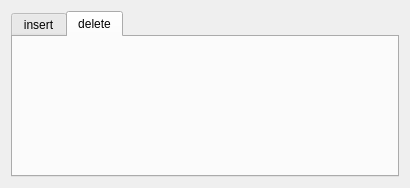
Old version of the form src/ui/insertDeleteRowsWidget.ui in the repository haskelladdict/sconcho.
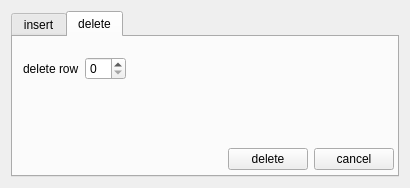
New version of the form. The open tabs and pages were chosen to show the change.

Commit message: Added ability to delete rows again.

```diff
--- a/src/ui/insertDeleteRowsWidget.ui
+++ b/src/ui/insertDeleteRowsWidget.ui
@@ -136,6 +136,89 @@
       <attribute name="title">
        <string>delete</string>
       </attribute>
+      <widget class="QWidget" name="">
+       <property name="geometry">
+        <rect>
+         <x>10</x>
+         <y>20</y>
+         <width>371</width>
+         <height>113</height>
+        </rect>
+       </property>
+       <layout class="QVBoxLayout" name="verticalLayout_3">
+        <item>
+         <layout class="QHBoxLayout" name="horizontalLayout_3">
+          <item>
+           <widget class="QLabel" name="label_4">
+            <property name="text">
+             <string>delete row</string>
+            </property>
+           </widget>
+          </item>
+          <item>
+           <widget class="QSpinBox" name="deleteRowWidget"/>
+          </item>
+          <item>
+           <spacer name="horizontalSpacer_3">
+            <property name="orientation">
+             <enum>Qt::Horizontal</enum>
+            </property>
+            <property name="sizeHint" stdset="0">
+             <size>
+              <width>40</width>
+              <height>20</height>
+             </size>
+            </property>
+           </spacer>
+          </item>
+         </layout>
+        </item>
+        <item>
+         <spacer name="verticalSpacer_2">
+          <property name="orientation">
+           <enum>Qt::Vertical</enum>
+          </property>
+          <property name="sizeHint" stdset="0">
+           <size>
+            <width>20</width>
+            <height>40</height>
+           </size>
+          </property>
+         </spacer>
+        </item>
+        <item>
+         <layout class="QHBoxLayout" name="horizontalLayout_4">
+          <item>
+           <spacer name="horizontalSpacer_2">
+            <property name="orientation">
+             <enum>Qt::Horizontal</enum>
+            </property>
+            <property name="sizeHint" stdset="0">
+             <size>
+              <width>40</width>
+              <height>20</height>
+             </size>
+            </property>
+           </spacer>
+          </item>
+          <item>
+           <widget class="QPushButton" name="deleteButton">
+            <property name="text">
+             <string>delete</string>
+            </property>
+           </widget>
+          </item>
+          <item>
+           <widget class="QPushButton" name="deleteCancelButton">
+            <property name="text">
+             <string>cancel</string>
+            </property>
+           </widget>
+          </item>
+         </layout>
+        </item>
+       </layout>
+      </widget>
      </widget>
     </widget>
    </item>
```
The commit also changes 4 other files.
